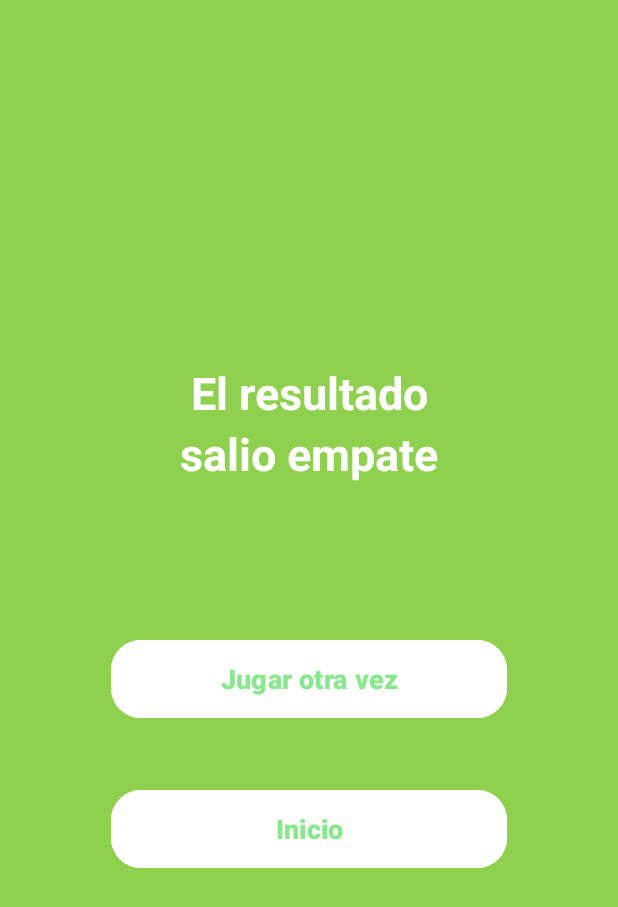
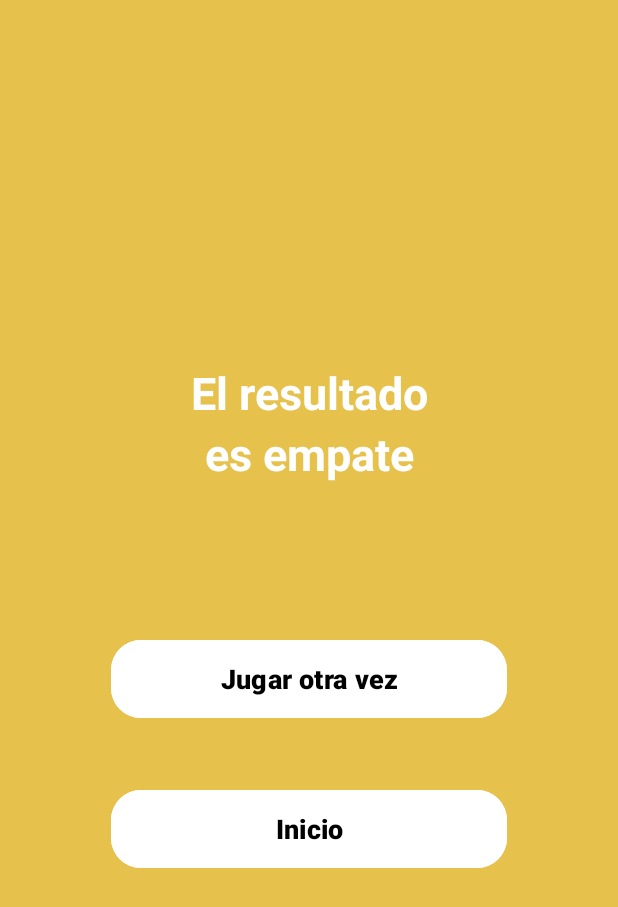
Before and after one commit to JoseGomez310/TaTeTiDesarrolloDeAplicaciones, an Android app: the ResultDialog screen opened directly, with no data from a screen before it, on a phone screen of 412 x 824 dp. Shown: the top 907 px of the screen. Run offline under Robolectric (Android 15) with nearby library versions, the phone set to English and light mode, and no system bars.

Commit message:
Correccion de error de reinicio

```diff
--- a/app/src/main/java/com/example/tateti/ResultDialog.java
+++ b/app/src/main/java/com/example/tateti/ResultDialog.java
@@ -4,6 +4,7 @@ import android.content.Intent;
 import android.os.Bundle;
 import android.view.View;
 import android.widget.Button;
+import android.widget.RelativeLayout;
 import android.widget.TextView;
 
 import androidx.activity.EdgeToEdge;
@@ -29,15 +30,23 @@ public class ResultDialog extends AppCompatActivity {
         Button inicio=findViewById(R.id.botonInicio);
         String resultadoGanador=getIntent().getStringExtra("ganador");
         String nombreJugador=getIntent().getStringExtra("nombreJugador");
+        RelativeLayout main=findViewById(R.id.main);
 
         if (Objects.equals(resultadoGanador, "jugador")){
             mensajeResultado.setText(nombreJugador);
+            if (jugarConCruces==true){
+                main.setBackgroundResource(R.drawable.fondo_cian);
+            }
         } else if (Objects.equals(resultadoGanador, "maquina")) {
             mensajeResultado.setText("Maquina");
             mensajeResultadoAbajo.setText("es la ganadora");
+            if (jugarConCruces==false){
+                main.setBackgroundResource(R.drawable.fondo_cian);
+            }
         }else{
+            main.setBackgroundResource(R.drawable.fondo_amarillo);
             mensajeResultado.setText("El resultado");
-            mensajeResultadoAbajo.setText("salio empate");
+            mensajeResultadoAbajo.setText("es empate");
         }
 
         reiniciar.setOnClickListener(new View.OnClickListener() {
--- a/app/src/main/res/layout/activity_add_player.xml
+++ b/app/src/main/res/layout/activity_add_player.xml
@@ -39,7 +39,7 @@
             <ImageView
                 android:layout_width="120dp"
                 android:layout_height="120dp"
-                android:background="@drawable/circulo"
+                android:background="@drawable/logo_juego"
                 android:layout_gravity="center"
                 android:layout_marginBottom="30dp">
 
--- a/app/src/main/res/layout/activity_result_dialog.xml
+++ b/app/src/main/res/layout/activity_result_dialog.xml
@@ -50,7 +50,7 @@
             android:layout_margin="20dp"
             android:backgroundTint="@color/white"
             android:text="Jugar otra vez"
-            android:textColor="@color/verde_claro"
+            android:textColor="@color/black"
             android:textSize="18sp"
             android:textStyle="bold"
             app:cornerRadius="20dp" />
@@ -62,7 +62,7 @@
             android:layout_margin="20dp"
             android:backgroundTint="@color/white"
             android:text="Inicio"
-            android:textColor="@color/verde_claro"
+            android:textColor="@color/black"
             android:textSize="18sp"
             android:textStyle="bold"
             app:cornerRadius="20dp" />
```
Also changed, not shown: app/src/main/java/com/example/tateti/MainActivity.java (+0 -17 lines), app/src/main/res/drawable/fondo_amarillo.png (added), app/src/main/res/drawable/fondo_cian.png (added), app/src/main/res/drawable/logo_juego.jpeg (added).
